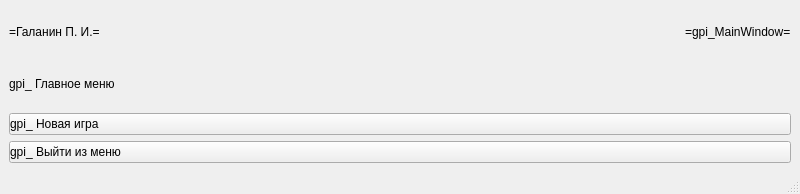
Old version of the form lab1-lab2/gpi_osisp5_lab1_lab2/gpi_osisp5_option5/gpi_mainwindow.ui in the repository BrSTU-PO4-190333/5sem_OSiSP.
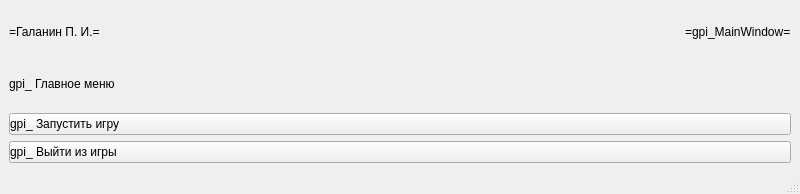
New version of the form.

Commit message: lab1-lab2/gpi_ : Func close all windows

```diff
--- a/lab1-lab2/gpi_osisp5_lab1_lab2/gpi_osisp5_option5/gpi_mainwindow.ui
+++ b/lab1-lab2/gpi_osisp5_lab1_lab2/gpi_osisp5_option5/gpi_mainwindow.ui
@@ -55,7 +55,7 @@
        <string notr="true">text-align: left</string>
       </property>
       <property name="text">
-       <string>gpi_ Новая игра</string>
+       <string>gpi_ Запустить игру</string>
       </property>
      </widget>
     </item>
@@ -65,7 +65,7 @@
        <string notr="true">text-align: left</string>
       </property>
       <property name="text">
-       <string>gpi_ Выйти из меню</string>
+       <string>gpi_ Выйти из игры</string>
       </property>
      </widget>
     </item>
```
The commit also changes 2 other files.
